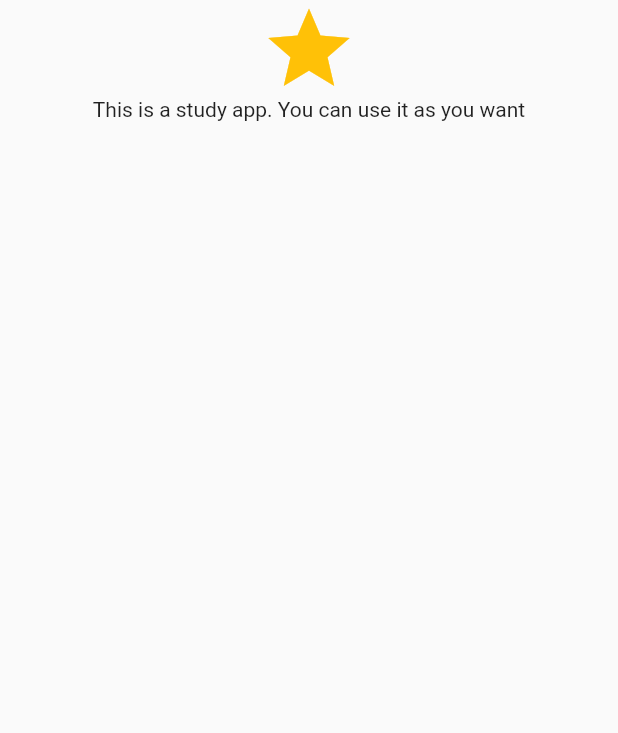
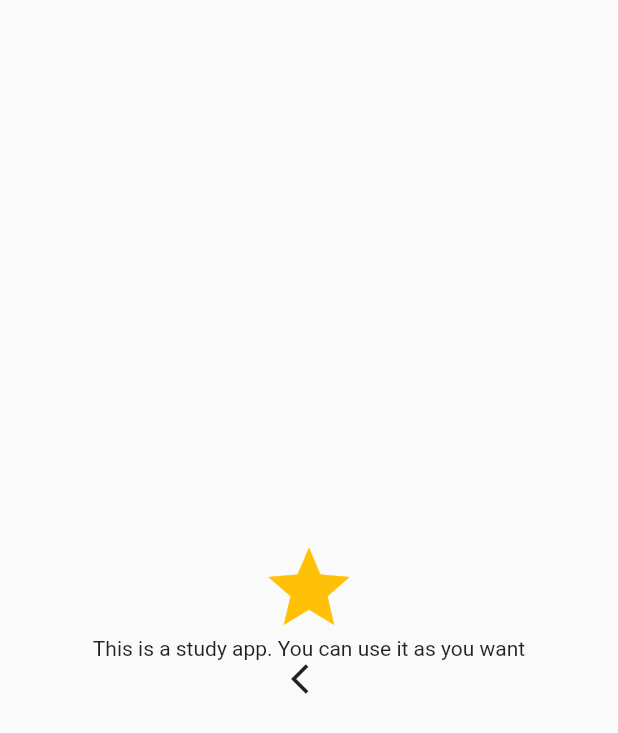
Before and after one commit to shunmuga-raja/quiz_app, a Flutter app: the screen it shows after launch, on a phone screen of 412 x 824 dp. Shown: the top 733 px of the screen. Run offline on Flutter 3.47's test engine with Material 2 defaults, Android fonts, the phone set to English and light mode, and no system bars; our stand-ins replace cloud_firestore, firebase_core, get; accounts and stored records are empty; project files that could hold a hidden picture were left out.

Commit message:
update center intro

```diff
--- a/lib/screens/introduction/introduction.dart
+++ b/lib/screens/introduction/introduction.dart
@@ -8,11 +8,19 @@ class AppIntroductionScreen extends StatelessWidget {
   Widget build(BuildContext context) {
     return Scaffold(
       body: Container(alignment: Alignment.center,
-      child: Column(children: const [
-        Icon(Icons.star,size: 65, color: Colors.amber),
-        Text("This is a study app. You can use it as you want"),
-        AppCircleButton()
-      ],),
+      child: Padding(
+        padding: const EdgeInsets.all(8.0),
+        child: Column(
+          mainAxisAlignment: MainAxisAlignment.center,
+          children: [
+          const Icon(Icons.star,size: 65, color: Colors.amber),
+          const Text("This is a study app. You can use it as you want"),
+          AppCircleButton(
+            onTap: () =>null,
+            child: const Icon(Icons.arrow_forward, size: 35,),
+          )
+        ],),
+      ),
       ) ,
     );
   }
--- a/lib/widgets/app_circle_button.dart
+++ b/lib/widgets/app_circle_button.dart
@@ -1,12 +1,21 @@
 import 'package:flutter/material.dart';
 
 class AppCircleButton extends StatelessWidget {
-  const AppCircleButton({super.key});
+  const AppCircleButton({super.key,
+  required this.child,
+  this.color,
+  this.onTap,
+  this.width = 60
+  });
+  final Widget child;
+  final Color? color;
+  final double width;
+  final VoidCallback? onTap;
 
   @override
   Widget build(BuildContext context) {
-    return Material(
-      shape: CircleBorder(),
+    return  Material(
+      shape: CircleBorder(),child: InkWell(child: Icon(Icons.arrow_back_ios),),
     );
   }
 }
```
